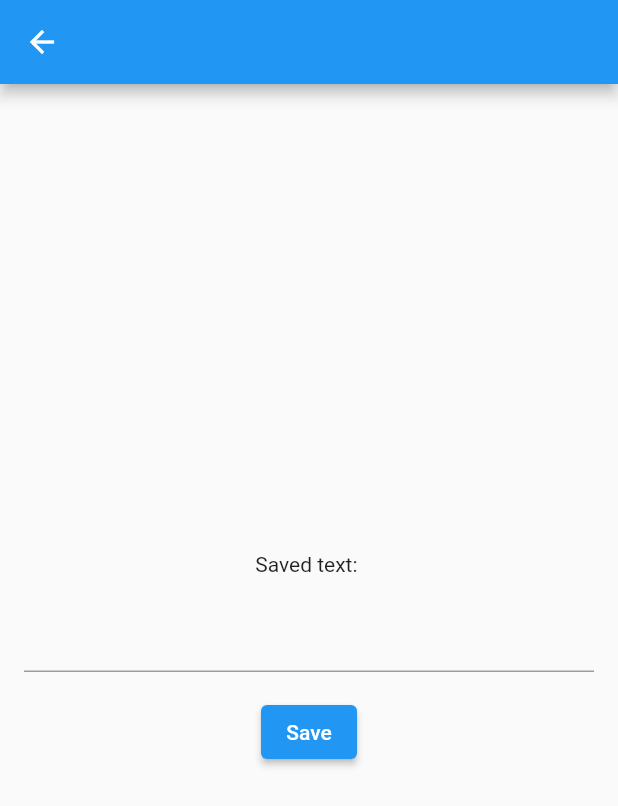
After one commit to flutterrausch/flutter_examples, a Flutter app: the BackbuttonSetstate screen opened directly, on a phone screen of 412 x 824 dp. The commit adds this screen. Shown: the top 806 px of the screen. Run offline on Flutter 3.47's test engine with Material 2 defaults, Android fonts, the phone set to English and light mode, and no system bars; our stand-ins replace flutter_riverpod.

Commit message:
BackbuttonSetstate + BackbuttonRiverpod

```diff
--- /dev/null
+++ b/010__textformfield_w_riverpod/lib/backbutton_setstate.dart
@@ -0,0 +1,67 @@
+import 'package:flutter/material.dart';
+
+class BackbuttonSetstate extends StatefulWidget {
+  const BackbuttonSetstate({Key? key}) : super(key: key);
+
+  @override
+  _BackbuttonSetstateState createState() => _BackbuttonSetstateState();
+}
+
+class _BackbuttonSetstateState extends State<BackbuttonSetstate> {
+  final TextEditingController _controller = TextEditingController();
+
+  String savedText = "";
+
+  @override
+  Widget build(BuildContext context) {
+    return WillPopScope(
+      onWillPop: () async {
+        if (_controller.text == savedText) {
+          return true;
+        }
+        final Future<bool> result = await showDialog(
+          context: context,
+          builder: (context) => AlertDialog(
+            title: const Text("Are you sure?"),
+            content: const Text("All unsaved changes would be lost"),
+            actions: [
+              ElevatedButton(
+                child: const Text('No'),
+                onPressed: () {Navigator.pop(context, false);},
+              ),
+              ElevatedButton(
+                child: const Text('Yes', style: TextStyle(color: Colors.red)),
+                onPressed: () {Navigator.pop(context, true);},
+              ),
+            ],
+          ),
+        );
+        return result;
+      },
+      child: Scaffold(
+        resizeToAvoidBottomInset: false,
+        appBar: AppBar(),
+        body: Container(
+          margin: const EdgeInsets.symmetric(horizontal: 16),
+          child: Column(
+            mainAxisAlignment: MainAxisAlignment.center,
+            children: [
+              Text("Saved text: $savedText"),
+              const SizedBox(height: 16),
+              TextField(controller: _controller),
+              const SizedBox(height: 16),
+              ElevatedButton(
+                child: const Text("Save"),
+                onPressed: () {
+                  setState(() {
+                    savedText = _controller.text;
+                  });
+                },
+              ),
+            ],
+          ),
+        ),
+      ),
+    );
+  }
+}
--- a/010__textformfield_w_riverpod/lib/main.dart
+++ b/010__textformfield_w_riverpod/lib/main.dart
@@ -7,7 +7,8 @@ import 'package:textformfield_w_riverpod/form_state_provider_page.dart';
 import 'package:textformfield_w_riverpod/future_one_page.dart';
 import 'package:textformfield_w_riverpod/willpopscope_page.dart';
 import 'package:textformfield_w_riverpod/willpopscope_alert_page.dart';
-//import 'package:textformfield_w_riverpod/third_screen.dart';
+import 'package:textformfield_w_riverpod/willpopscope_riverpod_page.dart';
+import 'package:textformfield_w_riverpod/backbutton_setstate.dart';
 //import 'package:textformfield_w_riverpod/future_two_pages.dart';
 
 void main() => runApp(ProviderScope(child: MyApp()));
@@ -70,7 +71,8 @@ class _MainScreenState extends State<MainScreen> {
 
               PageButton('Backbutton disabled', WillPopScopePage(), context),
               PageButton('Backbutton alert', WillPopScopeAlertPage(), context),
-              //PageButton('3rd screen', ThirdScreen(), context),
+              PageButton('Backbutton setState', BackbuttonSetstate(), context),
+              PageButton('Backbutton riverpod', WillPopScopeRiverpodPage(), context),
 
               //PageButton('Future 2p', FutureTwoPages(), context),
             ],
```
Also changed, not shown: 010__textformfield_w_riverpod/lib/willpopscope_riverpod_page.dart (added, +53 -0 lines).
